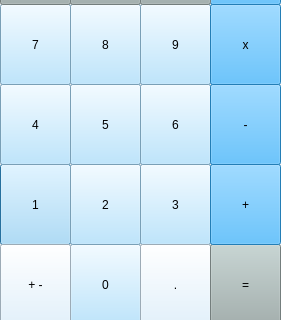
Above: simpleCaculator.ui from AhsanGhaffar370/PyQt5_UI before the change; both pictures show x 0 to 281 and y 166 to 486 of the 281 by 486 pixel window. Below: the same form after it.
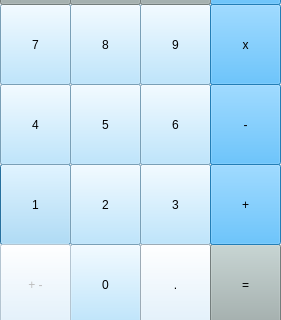
That is the form after the change.

```diff
--- a/simpleCaculator.ui
+++ b/simpleCaculator.ui
@@ -174,6 +174,9 @@
    </property>
   </widget>
   <widget class="QPushButton" name="invert_btn">
+   <property name="enabled">
+    <bool>false</bool>
+   </property>
    <property name="geometry">
     <rect>
      <x>0</x>
```
